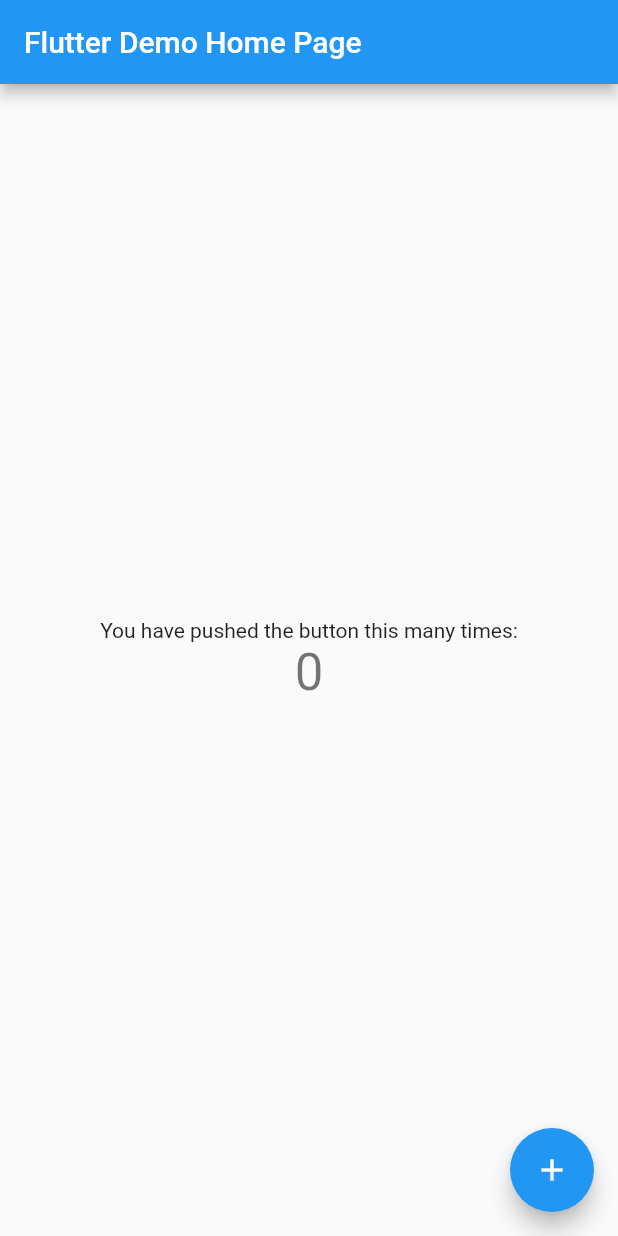
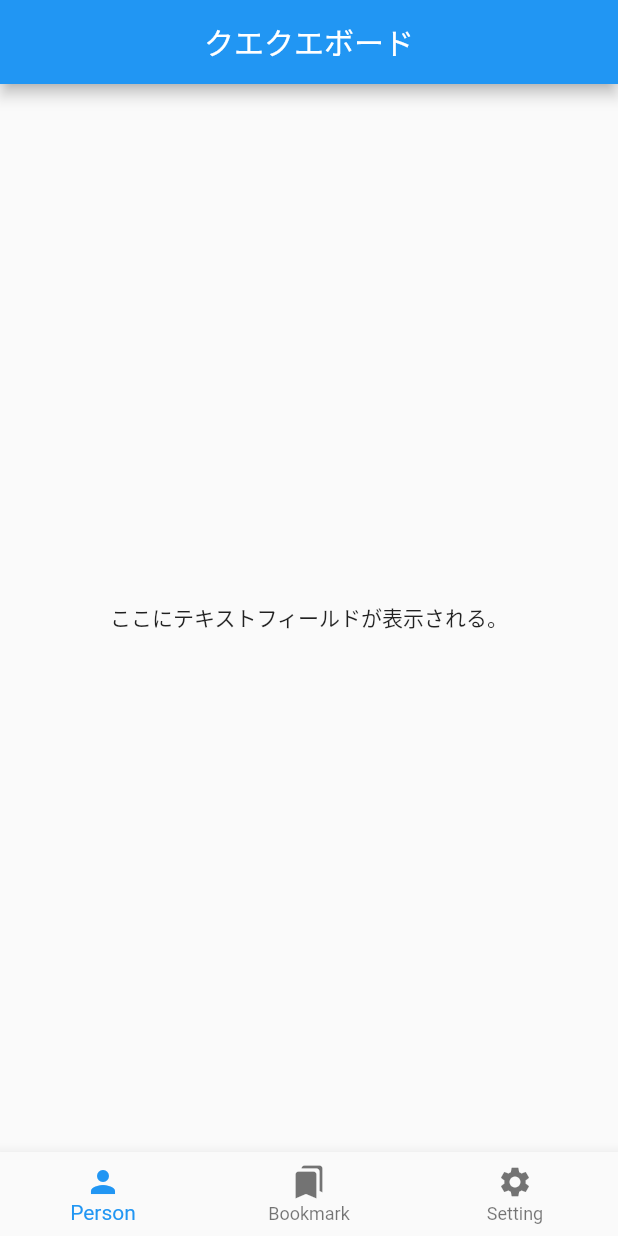
Before and after one commit to sayasurvey/queque_board_app, a Flutter app: the screen it shows after launch, on a phone screen of 412 x 824 dp. Run offline on Flutter 3.47's test engine with Material 2 defaults, Android fonts, the light colour scheme and no system bars; our stand-ins replace flutter_hooks.

Commit message:
feat: 画面下部にナビゲーションメニューUIを設置

```diff
--- a/lib/main.dart
+++ b/lib/main.dart
@@ -1,4 +1,6 @@
 import 'package:flutter/material.dart';
+import 'package:flutter_hooks/flutter_hooks.dart';
+import 'utils/basepage_bottom_navigation_tab.dart';
 
 void main() {
   runApp(const MyApp());
@@ -13,103 +15,34 @@
     return MaterialApp(
       title: 'Flutter Demo',
       theme: ThemeData(
-        // This is the theme of your application.
-        //
-        // Try running your application with "flutter run". You'll see the
-        // application has a blue toolbar. Then, without quitting the app, try
-        // changing the primarySwatch below to Colors.green and then invoke
-        // "hot reload" (press "r" in the console where you ran "flutter run",
-        // or simply save your changes to "hot reload" in a Flutter IDE).
-        // Notice that the counter didn't reset back to zero; the application
-        // is not restarted.
         primarySwatch: Colors.blue,
       ),
-      home: const MyHomePage(title: 'Flutter Demo Home Page'),
+      home: MyHomePage(),
     );
   }
 }
 
-class MyHomePage extends StatefulWidget {
-  const MyHomePage({super.key, required this.title});
-
-  // This widget is the home page of your application. It is stateful, meaning
-  // that it has a State object (defined below) that contains fields that affect
-  // how it looks.
-
-  // This class is the configuration for the state. It holds the values (in this
-  // case the title) provided by the parent (in this case the App widget) and
-  // used by the build method of the State. Fields in a Widget subclass are
-  // always marked "final".
-
-  final String title;
-
-  @override
-  State<MyHomePage> createState() => _MyHomePageState();
-}
-
-class _MyHomePageState extends State<MyHomePage> {
-  int _counter = 0;
-
-  void _incrementCounter() {
-    setState(() {
-      // This call to setState tells the Flutter framework that something has
-      // changed in this State, which causes it to rerun the build method below
-      // so that the display can reflect the updated values. If we changed
-      // _counter without calling setState(), then the build method would not be
-      // called again, and so nothing would appear to happen.
-      _counter++;
-    });
-  }
-
+class MyHomePage extends HookWidget {
   @override
   Widget build(BuildContext context) {
-    // This method is rerun every time setState is called, for instance as done
-    // by the _incrementCounter method above.
-    //
-    // The Flutter framework has been optimized to make rerunning build methods
-    // fast, so that you can just rebuild anything that needs updating rather
-    // than having to individually change instances of widgets.
     return Scaffold(
-      appBar: AppBar(
-        // Here we take the value from the MyHomePage object that was created by
-        // the App.build method, and use it to set our appbar title.
-        title: Text(widget.title),
-      ),
-      body: Center(
-        // Center is a layout widget. It takes a single child and positions it
-        // in the middle of the parent.
-        child: Column(
-          // Column is also a layout widget. It takes a list of children and
-          // arranges them vertically. By default, it sizes itself to fit its
-          // children horizontally, and tries to be as tall as its parent.
-          //
-          // Invoke "debug painting" (press "p" in the console, choose the
-          // "Toggle Debug Paint" action from the Flutter Inspector in Android
-          // Studio, or the "Toggle Debug Paint" command in Visual Studio Code)
-          // to see the wireframe for each widget.
-          //
-          // Column has various properties to control how it sizes itself and
-          // how it positions its children. Here we use mainAxisAlignment to
-          // center the children vertically; the main axis here is the vertical
-          // axis because Columns are vertical (the cross axis would be
-          // horizontal).
-          mainAxisAlignment: MainAxisAlignment.center,
-          children: <Widget>[
-            const Text(
-              'You have pushed the button this many times:',
-            ),
-            Text(
-              '$_counter',
-              style: Theme.of(context).textTheme.headline4,
-            ),
-          ],
+        appBar: AppBar(
+          title: Text('クエクエボード'),
+          centerTitle: true,
         ),
-      ),
-      floatingActionButton: FloatingActionButton(
-        onPressed: _incrementCounter,
-        tooltip: 'Increment',
-        child: const Icon(Icons.add),
-      ), // This trailing comma makes auto-formatting nicer for build methods.
-    );
+        body: const Center(
+          child: Text('ここにテキストフィールドが表示される。'),
+        ),
+        bottomNavigationBar: BottomNavigationBar(
+          type: BottomNavigationBarType.fixed,
+          items: BottomNavigationTab.values
+              .map(
+                (tabItem) => BottomNavigationBarItem(
+                  icon: Icon(tabItem.icon),
+                  label: tabItem.label,
+                ),
+              )
+              .toList(),
+        ));
   }
 }
--- /dev/null
+++ b/lib/utils/basepage_bottom_navigation_tab.dart
@@ -0,0 +1,29 @@
+import 'package:flutter/material.dart';
+
+enum BottomNavigationTab {
+  home(
+    label: 'Person',
+    icon: Icons.person,
+  ),
+
+  timeline(
+    label: 'Bookmark',
+    icon: Icons.bookmarks,
+  ),
+
+  settings(
+    label: 'Setting',
+    icon: Icons.settings,
+  );
+
+  const BottomNavigationTab({
+    required this.label,
+    required this.icon,
+  });
+
+  /// ラベル
+  final String label;
+
+  /// アイコン
+  final IconData icon;
+}
```
